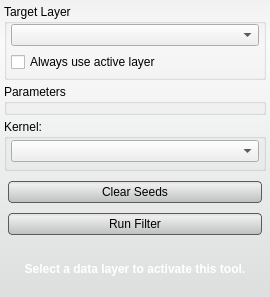
Old version of the form src/Interface/ToolInterface/RadialBasisFunctionToolInterface.ui in the repository SCIInstitute/Seg3D.
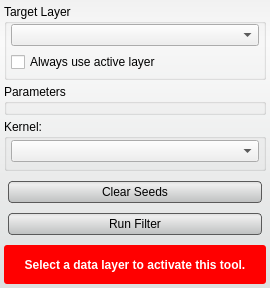
New version of the form. Custom widgets are drawn as their Qt base class.

```diff
--- a/src/Interface/ToolInterface/RadialBasisFunctionToolInterface.ui
+++ b/src/Interface/ToolInterface/RadialBasisFunctionToolInterface.ui
@@ -258,27 +258,21 @@
    </item>
    <item>
     <widget class="QWidget" name="messageAlert_" native="true">
-     <property name="sizePolicy">
-      <sizepolicy hsizetype="Preferred" vsizetype="Fixed">
-       <horstretch>0</horstretch>
-       <verstretch>0</verstretch>
-      </sizepolicy>
-     </property>
      <property name="minimumSize">
       <size>
        <width>0</width>
-       <height>48</height>
+       <height>32</height>
       </size>
      </property>
      <property name="styleSheet">
       <string notr="true">QLabel#message_{
-	color: white;
-	font: bold;
+  color: white;
+  font: bold;
 }
 
-QWidget#message_alert_{
-	border-radius: 3px;
-	background-color: red;
+QWidget#messageAlert_{
+  border-radius: 3px;
+  background-color: red;
 }</string>
      </property>
      <layout class="QHBoxLayout" name="horizontalLayout_4">
```
